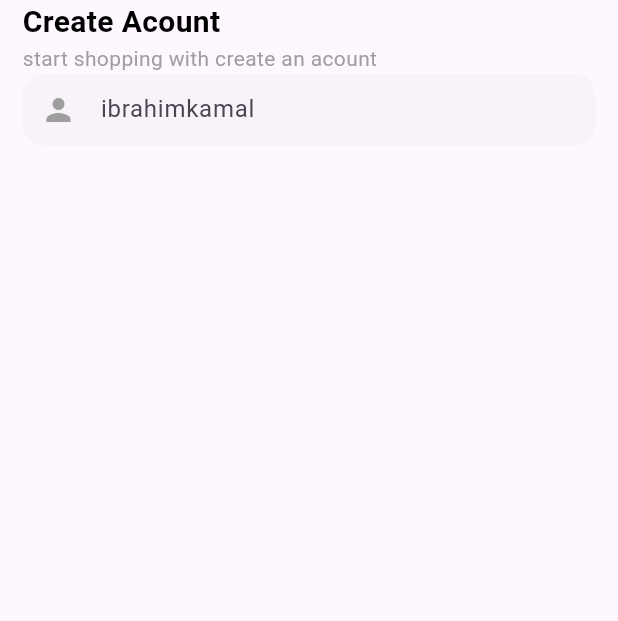
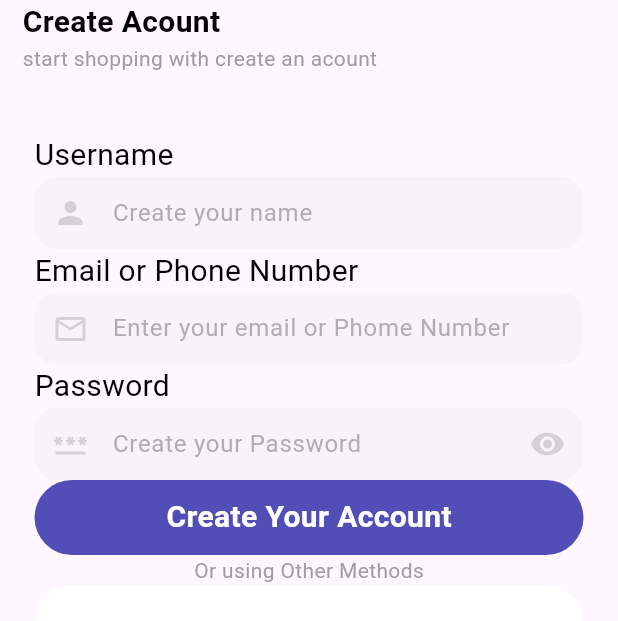
Before and after one commit to ibrahimalnagar45/Kutuku, a Flutter app: the Registerview screen opened by its route, on a phone screen of 412 x 824 dp. Shown: the top 621 px of the screen. Run offline on Flutter 3.47's test engine with Material 3 defaults, Android fonts, the phone set to English and light mode, and no system bars; our stand-ins replace flutter_svg, go_router; missing offline and left inert: awesome_icons.

Commit message:
update custom button and text form field widgets
- Updated the CustomButton widget to include a prefix icon and colored option.
- Updated the CustomFormTextFiled widget to include a prefix icon and suffix icon option.
- Added InputSection widget for organizing form input fields.

```diff
--- a/lib/core/utils/widgets/custom_button.dart
+++ b/lib/core/utils/widgets/custom_button.dart
@@ -1,23 +1,62 @@
 import 'package:flutter/material.dart';
+import 'package:flutter/widgets.dart';
+import 'package:flutter_svg/flutter_svg.dart';
 import 'package:kutuku/constants.dart';
 import 'package:kutuku/core/utils/styles.dart';
 
 class CustomButton extends StatelessWidget {
-  const CustomButton({super.key, required this.text, this.onPressed});
+  const CustomButton({
+    super.key,
+    required this.text,
+    this.onPressed,
+    this.colored = true,
+    this.prefixIcon,
+  });
   final String text;
   final void Function()? onPressed;
+  final bool colored;
+
+  final SvgPicture? prefixIcon;
   @override
   Widget build(BuildContext context) {
     return Padding(
       padding: const EdgeInsets.symmetric(horizontal: 8.0),
-      child: TextButton(
-        onPressed: onPressed,
       child: Container(
+        height: 50,
         width: double.infinity,
-          height: 50,
         decoration: BoxDecoration(
           borderRadius: BorderRadius.circular(30),
-            color: kPrimaryColor,
+          color: colored ? kPrimaryColor : Colors.white,
+        ),
+        child: true
+            ? Row(
+                // crossAxisAlignment: CrossAxisAlignment.center,
+                mainAxisAlignment: MainAxisAlignment.center,
+                children: [
+                  IconButton(
+                    onPressed: onPressed,
+                    icon: Container(
+                      decoration: BoxDecoration(
+                        borderRadius: BorderRadius.circular(30),
+                        color: colored ? kPrimaryColor : Colors.white,
+                      ),
+                      child: Center(
+                        child: Text(
+                          text,
+                          style:
+                              Styles.titleStyle.copyWith(color: Colors.white),
+                        ),
+                      ),
+                    ),
+                  ),
+                ],
+              )
+            : IconButton(
+                onPressed: onPressed,
+                icon: Container(
+                  decoration: BoxDecoration(
+                    borderRadius: BorderRadius.circular(30),
+                    color: colored ? kPrimaryColor : Colors.white,
                   ),
                   child: Center(
                     child: Text(
@@ -27,6 +66,7 @@ class CustomButton extends StatelessWidget {
                   ),
                 ),
               ),
+      ),
     );
   }
 }
--- a/lib/features/auth/presentation/views/widgets/custom_text_field.dart
+++ b/lib/features/auth/presentation/views/widgets/custom_text_form_field.dart
@@ -8,9 +8,15 @@ class CustomFormTextFiled extends StatefulWidget {
     super.key,
     this.validator,
     required this.hintText,
+    required this.prefixIcon,
+    this.isObsucure = false,
+    this.withSuffixIcon = false,
   });
   final String Function(String?)? validator;
   final String hintText;
+  final Icon prefixIcon;
+  final bool isObsucure;
+  final bool withSuffixIcon;
 
   @override
   State<CustomFormTextFiled> createState() => _CustomFormTextFiledState();
@@ -19,15 +25,15 @@ class CustomFormTextFiled extends StatefulWidget {
 class _CustomFormTextFiledState extends State<CustomFormTextFiled> {
   late FocusNode _focusNode;
   bool isFocused = false;
+  bool showPassword = false;
   @override
   void initState() {
     _focusNode = FocusNode();
     _focusNode.addListener(() {
       _handleFocusChange();
     });
+    showPassword = widget.isObsucure;
     super.initState();
-
-
   }
 
   @override
@@ -35,7 +41,6 @@ class _CustomFormTextFiledState extends State<CustomFormTextFiled> {
     _focusNode.removeListener(_handleFocusChange);
     _focusNode.dispose();
 
-    // TODO: implement dispose
     super.dispose();
   }
 
@@ -53,19 +58,37 @@ class _CustomFormTextFiledState extends State<CustomFormTextFiled> {
         borderRadius: BorderRadius.circular(kPrimaryPadding),
       ),
       child: TextFormField(
+        obscureText: showPassword,
+        obscuringCharacter: '*',
         focusNode: _focusNode,
         validator: widget.validator,
         decoration: InputDecoration(
           contentPadding: const EdgeInsets.symmetric(vertical: -5),
-          hintFadeDuration: const Duration(seconds: 2),
-          prefixIcon: const Icon(Icons.person),
-          prefixIconColor: isFocused ? kPrimaryColor : Colors.grey,
           hintText: widget.hintText,
+          hintFadeDuration: const Duration(milliseconds: 500),
+          hintStyle: TextStyle(color: Colors.grey.withOpacity(.8)),
+          prefixIcon: widget.prefixIcon,
+          prefixIconColor:
+              isFocused ? kPrimaryColor : Colors.grey.withOpacity(.4),
+          suffixIcon: widget.withSuffixIcon == true
+              ? IconButton(
+                  onPressed: () async {
+                    setState(() {
+                      showPassword = false;
+                    });
+                    await Future.delayed(
+                      const Duration(seconds: 1),
+                    );
+
+                    setState(() {
+                      showPassword = true;
+                    });
+                  },
+                  icon: const Icon(Icons.remove_red_eye),
+                  color: Colors.grey.withOpacity(.4),
+                )
+              : null,
           border: BuildOutLineInputBorder(),
-          // disabledBorder: BuildOutLineInputBorder(),
-          // enabledBorder: BuildOutLineInputBorder(
-          //   color: kPrimaryColor,
-          // ),
           focusedBorder:
               BuildOutLineInputBorder(color: kPrimaryColor, enabled: true),
         ),
--- /dev/null
+++ b/lib/features/auth/presentation/views/widgets/input_section.dart
@@ -0,0 +1,46 @@
+import 'package:flutter/material.dart';
+import 'package:kutuku/core/utils/styles.dart';
+import 'package:kutuku/features/auth/presentation/views/widgets/custom_text_form_field.dart';
+
+class InputSection extends StatelessWidget {
+  const InputSection({
+    super.key,
+    required this.title,
+    required this.hintText,
+    this.validator,
+    required this.prefixIicon,
+    this.isObscure = false,
+    this.withSuffixicon = false,
+  });
+  final String title;
+  final String hintText;
+  final String Function(String?)? validator;
+  final Icon prefixIicon;
+  final bool isObscure;
+  final bool withSuffixicon;
+
+  @override
+  Widget build(BuildContext context) {
+    return Padding(
+      padding: const EdgeInsets.symmetric(horizontal: 8.0),
+      child: Column(
+        crossAxisAlignment: CrossAxisAlignment.start,
+        children: [
+          Text(
+            title,
+            style: Styles.titleStyle.copyWith(
+              fontWeight: FontWeight.w400,
+            ),
+          ),
+          CustomFormTextFiled(
+            isObsucure: isObscure,
+            hintText: hintText,
+            validator: validator,
+            prefixIcon: prefixIicon,
+            withSuffixIcon: withSuffixicon,
+          )
+        ],
+      ),
+    );
+  }
+}
--- a/lib/features/auth/presentation/views/widgets/register_view_body.dart
+++ b/lib/features/auth/presentation/views/widgets/register_view_body.dart
@@ -1,13 +1,29 @@
+import 'package:awesome_icons/awesome_icons.dart';
+import 'package:flutter/cupertino.dart';
 import 'package:flutter/material.dart';
+import 'package:flutter/widgets.dart';
+import 'package:flutter_svg/flutter_svg.dart';
 import 'package:kutuku/core/utils/styles.dart';
-import 'package:kutuku/features/auth/presentation/views/widgets/custom_text_field.dart';
+import 'package:kutuku/core/utils/widgets/custom_button.dart';
+import 'package:kutuku/features/auth/presentation/views/widgets/custom_text_form_field.dart';
+import 'package:kutuku/features/auth/presentation/views/widgets/input_section.dart';
 
-class RegisterViewBody extends StatelessWidget {
+class RegisterViewBody extends StatefulWidget {
   const RegisterViewBody({super.key});
 
   @override
+  State<RegisterViewBody> createState() => _RegisterViewBodyState();
+}
+
+class _RegisterViewBodyState extends State<RegisterViewBody> {
+  final GlobalKey<FormState> _globalKey = GlobalKey();
+  final AutovalidateMode _autovalidateMode = AutovalidateMode.disabled;
+  @override
   Widget build(BuildContext context) {
-    return ListView(
+    return Form(
+      key: _globalKey,
+      autovalidateMode: _autovalidateMode,
+      child: ListView(
         children: [
           const SafeArea(
             child: Text(
@@ -19,14 +35,45 @@ class RegisterViewBody extends StatelessWidget {
             'start shopping with create an acount',
             style: Styles.desStyle,
           ),
-        CustomFormTextFiled(
-          validator: (value) {
-            return value ?? 'please enter your email';
-          },
-          hintText: 'ibrahimkamal',
-          // label: 'username',
+          const SizedBox(
+            height: 40,
           ),
+          InputSection(
+            prefixIicon: const Icon(Icons.person),
+            title: 'Username',
+            hintText: 'Create your name',
+            validator: (value) => value ?? 'please enter your name',
+          ),
+          InputSection(
+            prefixIicon: const Icon(Icons.email_outlined),
+            title: 'Email or Phone Number',
+            hintText: 'Enter your email or Phome Number',
+            validator: (value) => value ?? 'please enter your name',
+          ),
+          InputSection(
+            prefixIicon: const Icon(Icons.password),
+            withSuffixicon: true,
+            title: 'Password',
+            isObscure: true,
+            hintText: 'Create your Password',
+            validator: (value) => value ?? 'please enter your name',
+          ),
+          const CustomButton(text: 'Create Your Account'),
+          Expanded(
+            child: Center(
+              child: Text(
+                'Or using Other Methods',
+                style: Styles.desStyle.copyWith(color: Colors.grey),
+              ),
+            ),
+          ),
+          CustomButton(
+              colored: false,
+              text: 'SingUp With Google',
+              // prefixIcon: SvgPicture.asset('assets/images/google.svg'),
+              onPressed: () {}),
         ],
+      ),
     );
   }
 }
--- a/pubspec.yaml
+++ b/pubspec.yaml
@@ -28,6 +28,7 @@ environment:
 # the latest version available on pub.dev. To see which dependencies have newer
 # versions available, run `flutter pub outdated`.
 dependencies:
+  awesome_icons: ^1.1.0
   cupertino_icons: ^1.0.6
   flutter:
     sdk: flutter
@@ -51,6 +52,7 @@ flutter:
   # To add assets to your application, add an assets section, like this:
   assets:
     - assets/images/
+    - assets/icons/
   #   - images/a_dot_ham.jpeg
   # An image asset can refer to one or more resolution-specific "variants", see
   # https://flutter.dev/assets-and-images/#resolution-aware
```
Also changed, not shown: assets/icons/Google Pay Send Computer Icons Google Logo G Suite PNG - Free Download.jpeg (added), assets/icons/facebookIcon.jpeg (added), assets/icons/google.jpg (added), assets/icons/googleIcon.jpeg (added), assets/images/facebook.jpeg (added), pubspec.lock. Lines whose indentation alone changed are shown as unchanged.
